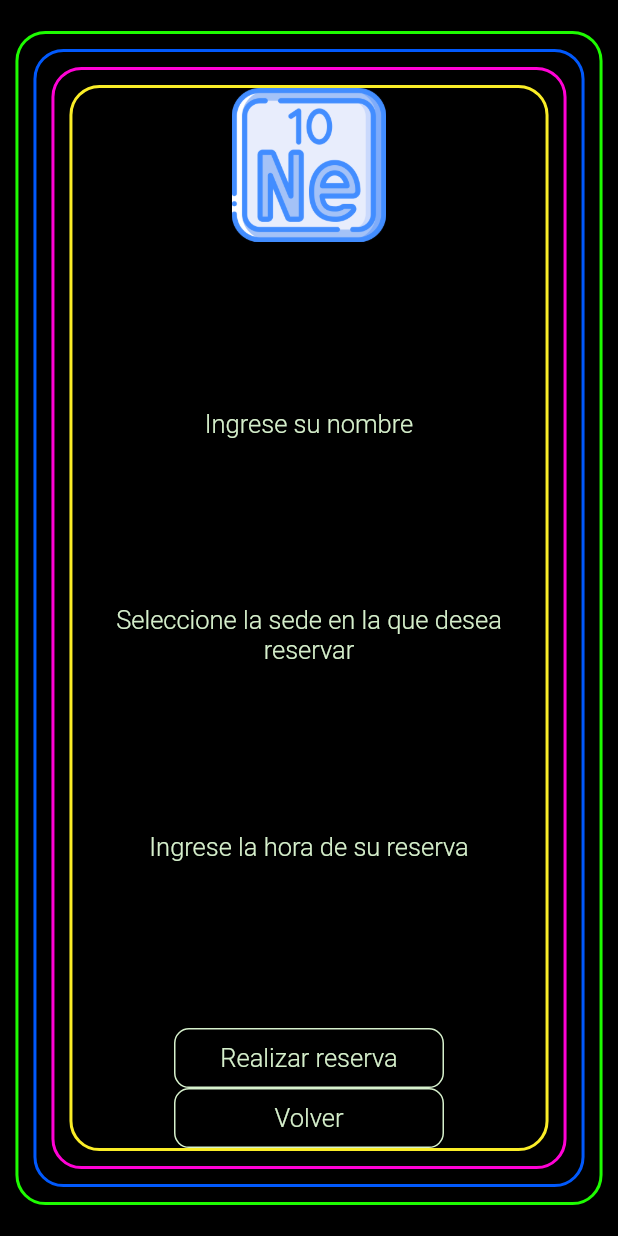
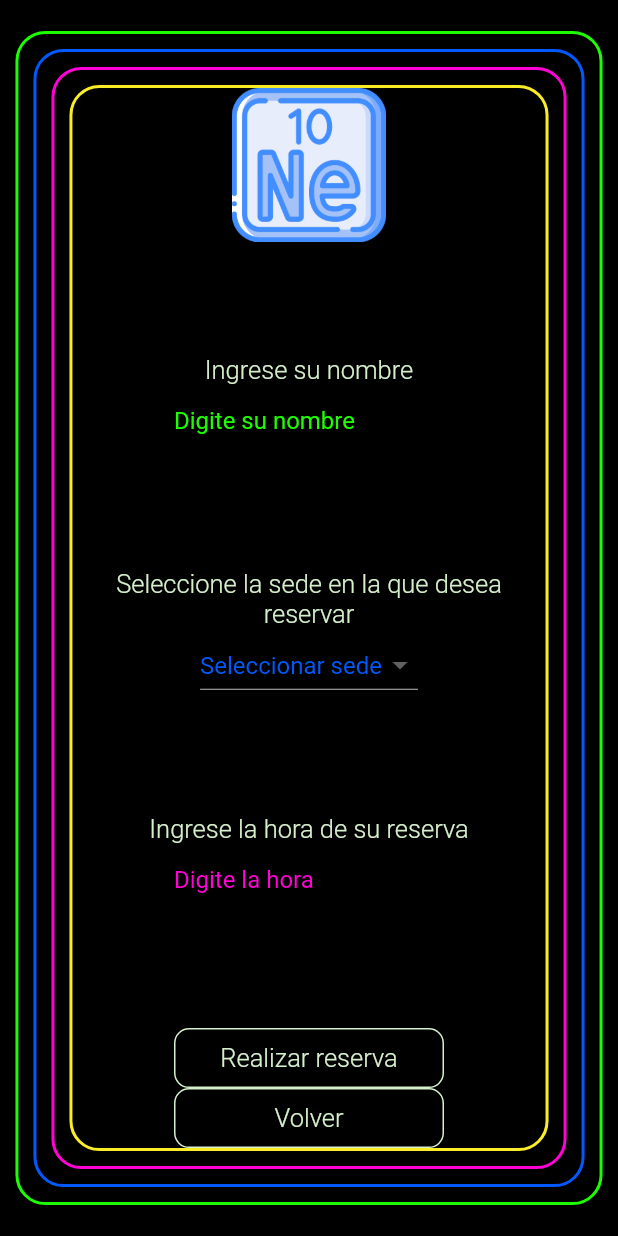
Before and after one commit to Pablo1923/ProyectoApp, a Flutter app: the screen it shows after launch, after a tap on "Realizar reserva", on a phone screen of 412 x 824 dp. Run offline on Flutter 3.47's test engine with Material 2 defaults, Android fonts, the phone set to English and light mode, and no system bars.

Commit message:
Comiit 5

```diff
--- a/lib/main.dart
+++ b/lib/main.dart
@@ -12,7 +12,7 @@ class App extends StatelessWidget {
   Widget build(BuildContext context) {
     return MaterialApp(
       debugShowCheckedModeBanner: false,
-      title: 'Flutter Demo',
+      title: 'Neon foodies',
       theme: ThemeData(
         primarySwatch: Colors.blue,
       ),
--- a/lib/views/bookingPage.dart
+++ b/lib/views/bookingPage.dart
@@ -2,9 +2,15 @@ import 'package:flutter/material.dart';
 import 'package:menu_restaurante/views/wcWidgets.dart';
 import 'package:menu_restaurante/views/welcomePage.dart';
 
-class bookingPage extends StatelessWidget {
+class bookingPage extends StatefulWidget {
   const bookingPage({Key? key}) : super(key: key);
 
+  @override
+  State<bookingPage> createState() => _bookingPageState();
+}
+
+class _bookingPageState extends State<bookingPage> {
+  String? sed = "Seleccionar sede";
   @override
   Widget build(BuildContext context) {
     double width = MediaQuery.of(context).size.width;
@@ -76,9 +82,24 @@ class bookingPage extends StatelessWidget {
                         ),
                         textAlign: TextAlign.center,
                       ),
+                      Container(
+                        child: const SizedBox(
+                          width: 180,
+                          child: TextField(
+                            decoration: InputDecoration(
+                                hintText: "Digite su nombre",
+                                hintStyle: TextStyle(
+                                  color: Color(0xFF1EFC01),
+                                )),
+                            style: TextStyle(
+                              color: Color(0xFF1EFC01),
+                            ),
+                          ),
+                        ),
+                      ),
+
                       const Spacer(flex: 1),
 
-                      // Aquí es donde se van a poner las sedes
                       const Text(
                         'Seleccione la sede en la que desea reservar',
                         style: TextStyle(
@@ -87,6 +108,40 @@ class bookingPage extends StatelessWidget {
                           color: Color(0xFFD6F0CC),
                         ),
                         textAlign: TextAlign.center,
+                      ),
+                      // Aquí es donde se van a poner las sedes
+                      Container(
+                        color: Color(
+                            0xFF000000), //Este te da el color del fondo que necesitabas
+                        child: DropdownButton<String>(
+                          value:
+                              sed, //Aqui debes poner una variable que cambiará en la función
+                          items: <String>[
+                            'Seleccionar sede',
+                            'Laureles',
+                            'Poblado',
+                            'Envigado',
+                            'Sabaneta',
+                            'Centro',
+                          ].map((String value) {
+                            return new DropdownMenuItem<String>(
+                              value: value,
+                              child: new Text(
+                                value,
+                                style: TextStyle(
+                                  color: Color(0xFF0159FC),
+                                ),
+                              ),
+                            );
+                          }).toList(),
+                          onChanged: (String? newValue) {
+                            setState(() {
+                              sed = newValue;
+                            });
+                          },
+                          dropdownColor: const Color(
+                              0xFF332E30), //Este te da color de fondo en la lista de selección
+                        ),
                       ),
 
                       const Spacer(flex: 1),
@@ -100,6 +155,22 @@ class bookingPage extends StatelessWidget {
                           color: Color(0xFFD6F0CC),
                         ),
                         textAlign: TextAlign.center,
+                      ),
+
+                      Container(
+                        child: const SizedBox(
+                          width: 180,
+                          child: TextField(
+                            decoration: InputDecoration(
+                                hintText: "Digite la hora",
+                                hintStyle: TextStyle(
+                                  color: Color(0xFFFF02D5),
+                                )),
+                            style: TextStyle(
+                              color: Color(0xFFFF02D5),
+                            ),
+                          ),
+                        ),
                       ),
                       const Spacer(flex: 1),
 
--- a/lib/views/welcomePage.dart
+++ b/lib/views/welcomePage.dart
@@ -13,7 +13,7 @@ class WelcomePage extends StatelessWidget {
     double height = MediaQuery.of(context).size.height;
     return MaterialApp(
       debugShowCheckedModeBanner: false,
-      title: 'Flutter Demo',
+      title: 'Neon foodies',
       theme: ThemeData(
         primarySwatch: Colors.blue,
       ),
@@ -100,7 +100,7 @@ class WelcomePage extends StatelessWidget {
                       ),
                       const Spacer(flex: 1),
                       const Text(
-                        'Al restaurante bar neón más grande de Medellín.',
+                        'Al restaurante restaurante neón más grande de Medellín.',
                         style: TextStyle(
                           fontSize: 17,
                           fontWeight: FontWeight.w300,
@@ -127,7 +127,7 @@ class WelcomePage extends StatelessWidget {
                           );
                         },
                         const Color(0xFF000000),
-                        "Log In",
+                        "Iniciar sesión",
                         180,
                         40,
                       ),
```
Also changed, not shown: lib/views/loginPage.dart (+30 -0 lines), lib/views/menuPage.dart (+51 -21 lines).
